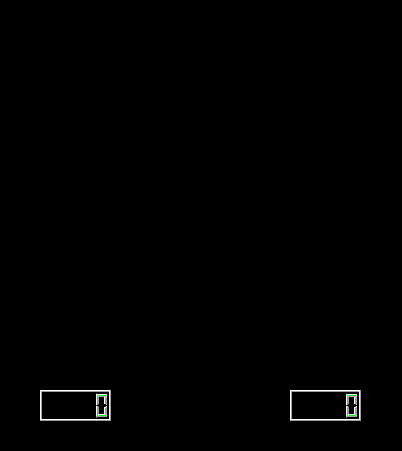
Above: dialog.ui from McSnickered/dont-walk-on-that-mine before the change. Below: the same form after it.
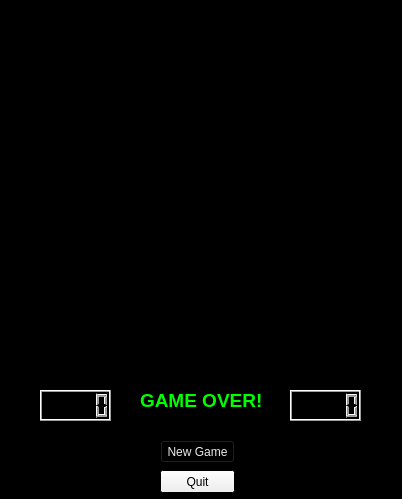
That is the form after the change.

The edit to the form file:
```diff
--- a/dialog.ui
+++ b/dialog.ui
@@ -7,7 +7,7 @@
     <x>0</x>
     <y>0</y>
     <width>402</width>
-    <height>451</height>
+    <height>499</height>
    </rect>
   </property>
   <property name="palette">
@@ -470,7 +470,451 @@
     </font>
    </property>
    <property name="text">
-    <string/>
+    <string>GAME OVER!</string>
+   </property>
+  </widget>
+  <widget class="QPushButton" name="btnNewGame">
+   <property name="enabled">
+    <bool>false</bool>
+   </property>
+   <property name="geometry">
+    <rect>
+     <x>160</x>
+     <y>440</y>
+     <width>75</width>
+     <height>23</height>
+    </rect>
+   </property>
+   <property name="palette">
+    <palette>
+     <active>
+      <colorrole role="WindowText">
+       <brush brushstyle="SolidPattern">
+        <color alpha="255">
+         <red>0</red>
+         <green>0</green>
+         <blue>0</blue>
+        </color>
+       </brush>
+      </colorrole>
+      <colorrole role="Button">
+       <brush brushstyle="SolidPattern">
+        <color alpha="255">
+         <red>0</red>
+         <green>0</green>
+         <blue>0</blue>
+        </color>
+       </brush>
+      </colorrole>
+      <colorrole role="Light">
+       <brush brushstyle="SolidPattern">
+        <color alpha="255">
+         <red>255</red>
+         <green>255</green>
+         <blue>255</blue>
+        </color>
+       </brush>
+      </colorrole>
+      <colorrole role="Midlight">
+       <brush brushstyle="SolidPattern">
+        <color alpha="255">
+         <red>227</red>
+         <green>227</green>
+         <blue>227</blue>
+        </color>
+       </brush>
+      </colorrole>
+      <colorrole role="Dark">
+       <brush brushstyle="SolidPattern">
+        <color alpha="255">
+         <red>160</red>
+         <green>160</green>
+         <blue>160</blue>
+        </color>
+       </brush>
+      </colorrole>
+      <colorrole role="Mid">
+       <brush brushstyle="SolidPattern">
+        <color alpha="255">
+         <red>160</red>
+         <green>160</green>
+         <blue>160</blue>
+        </color>
+       </brush>
+      </colorrole>
+      <colorrole role="Text">
+       <brush brushstyle="SolidPattern">
+        <color alpha="255">
+         <red>236</red>
+         <green>236</green>
+         <blue>236</blue>
+        </color>
+       </brush>
+      </colorrole>
+      <colorrole role="BrightText">
+       <brush brushstyle="SolidPattern">
+        <color alpha="255">
+         <red>255</red>
+         <green>255</green>
+         <blue>255</blue>
+        </color>
+       </brush>
+      </colorrole>
+      <colorrole role="ButtonText">
+       <brush brushstyle="SolidPattern">
+        <color alpha="255">
+         <red>0</red>
+         <green>0</green>
+         <blue>0</blue>
+        </color>
+       </brush>
+      </colorrole>
+      <colorrole role="Highlight">
+       <brush brushstyle="SolidPattern">
+        <color alpha="255">
+         <red>51</red>
+         <green>153</green>
+         <blue>255</blue>
+        </color>
+       </brush>
+      </colorrole>
+      <colorrole role="HighlightedText">
+       <brush brushstyle="SolidPattern">
+        <color alpha="255">
+         <red>255</red>
+         <green>255</green>
+         <blue>255</blue>
+        </color>
+       </brush>
+      </colorrole>
+      <colorrole role="Link">
+       <brush brushstyle="SolidPattern">
+        <color alpha="255">
+         <red>0</red>
+         <green>0</green>
+         <blue>255</blue>
+        </color>
+       </brush>
+      </colorrole>
+      <colorrole role="LinkVisited">
+       <brush brushstyle="SolidPattern">
+        <color alpha="255">
+         <red>255</red>
+         <green>0</green>
+         <blue>255</blue>
+        </color>
+       </brush>
+      </colorrole>
+      <colorrole role="AlternateBase">
+       <brush brushstyle="SolidPattern">
+        <color alpha="255">
+         <red>246</red>
+         <green>246</green>
+         <blue>246</blue>
+        </color>
+       </brush>
+      </colorrole>
+      <colorrole role="ToolTipBase">
+       <brush brushstyle="SolidPattern">
+        <color alpha="255">
+         <red>255</red>
+         <green>255</green>
+         <blue>220</blue>
+        </color>
+       </brush>
+      </colorrole>
+     </active>
+     <inactive>
+      <colorrole role="WindowText">
+       <brush brushstyle="SolidPattern">
+        <color alpha="255">
+         <red>0</red>
+         <green>0</green>
+         <blue>0</blue>
+        </color>
+       </brush>
+      </colorrole>
+      <colorrole role="Button">
+       <brush brushstyle="SolidPattern">
+        <color alpha="255">
+         <red>0</red>
+         <green>0</green>
+         <blue>0</blue>
+        </color>
+       </brush>
+      </colorrole>
+      <colorrole role="Light">
+       <brush brushstyle="SolidPattern">
+        <color alpha="255">
+         <red>255</red>
+         <green>255</green>
+         <blue>255</blue>
+        </color>
+       </brush>
+      </colorrole>
+      <colorrole role="Midlight">
+       <brush brushstyle="SolidPattern">
+        <color alpha="255">
+         <red>227</red>
+         <green>227</green>
+         <blue>227</blue>
+        </color>
+       </brush>
+      </colorrole>
+      <colorrole role="Dark">
+       <brush brushstyle="SolidPattern">
+        <color alpha="255">
+         <red>160</red>
+         <green>160</green>
+         <blue>160</blue>
+        </color>
+       </brush>
+      </colorrole>
+      <colorrole role="Mid">
+       <brush brushstyle="SolidPattern">
+        <color alpha="255">
+         <red>160</red>
+         <green>160</green>
+         <blue>160</blue>
+        </color>
+       </brush>
+      </colorrole>
+      <colorrole role="Text">
+       <brush brushstyle="SolidPattern">
+        <color alpha="255">
+         <red>236</red>
+         <green>236</green>
+         <blue>236</blue>
+        </color>
+       </brush>
+      </colorrole>
+      <colorrole role="BrightText">
+       <brush brushstyle="SolidPattern">
+        <color alpha="255">
+         <red>255</red>
+         <green>255</green>
+         <blue>255</blue>
+        </color>
+       </brush>
+      </colorrole>
+      <colorrole role="ButtonText">
+       <brush brushstyle="SolidPattern">
+        <color alpha="255">
+         <red>0</red>
+         <green>0</green>
+         <blue>0</blue>
+        </color>
+       </brush>
+      </colorrole>
+      <colorrole role="Highlight">
+       <brush brushstyle="SolidPattern">
+        <color alpha="255">
+         <red>240</red>
+         <green>240</green>
+         <blue>240</blue>
+        </color>
+       </brush>
+      </colorrole>
+      <colorrole role="HighlightedText">
+       <brush brushstyle="SolidPattern">
+        <color alpha="255">
+         <red>0</red>
+         <green>0</green>
+         <blue>0</blue>
+        </color>
+       </brush>
+      </colorrole>
+      <colorrole role="Link">
+       <brush brushstyle="SolidPattern">
+        <color alpha="255">
+         <red>0</red>
+         <green>0</green>
+         <blue>255</blue>
+        </color>
+       </brush>
+      </colorrole>
+      <colorrole role="LinkVisited">
+       <brush brushstyle="SolidPattern">
+        <color alpha="255">
+         <red>255</red>
+         <green>0</green>
+         <blue>255</blue>
+        </color>
+       </brush>
+      </colorrole>
+      <colorrole role="AlternateBase">
+       <brush brushstyle="SolidPattern">
+        <color alpha="255">
+         <red>246</red>
+         <green>246</green>
+         <blue>246</blue>
+        </color>
+       </brush>
+      </colorrole>
+      <colorrole role="ToolTipBase">
+       <brush brushstyle="SolidPattern">
+        <color alpha="255">
+         <red>255</red>
+         <green>255</green>
+         <blue>220</blue>
+        </color>
+       </brush>
+      </colorrole>
+     </inactive>
+     <disabled>
+      <colorrole role="WindowText">
+       <brush brushstyle="SolidPattern">
+        <color alpha="255">
+         <red>0</red>
+         <green>0</green>
+         <blue>0</blue>
+        </color>
+       </brush>
+      </colorrole>
+      <colorrole role="Button">
+       <brush brushstyle="SolidPattern">
+        <color alpha="255">
+         <red>0</red>
+         <green>0</green>
+         <blue>0</blue>
+        </color>
+       </brush>
+      </colorrole>
+      <colorrole role="Light">
+       <brush brushstyle="SolidPattern">
+        <color alpha="255">
+         <red>0</red>
+         <green>0</green>
+         <blue>0</blue>
+        </color>
+       </brush>
+      </colorrole>
+      <colorrole role="Midlight">
+       <brush brushstyle="SolidPattern">
+        <color alpha="255">
+         <red>0</red>
+         <green>0</green>
+         <blue>0</blue>
+        </color>
+       </brush>
+      </colorrole>
+      <colorrole role="Dark">
+       <brush brushstyle="SolidPattern">
+        <color alpha="255">
+         <red>0</red>
+         <green>0</green>
+         <blue>0</blue>
+        </color>
+       </brush>
+      </colorrole>
+      <colorrole role="Mid">
+       <brush brushstyle="SolidPattern">
+        <color alpha="255">
+         <red>0</red>
+         <green>0</green>
+         <blue>0</blue>
+        </color>
+       </brush>
+      </colorrole>
+      <colorrole role="Text">
+       <brush brushstyle="SolidPattern">
+        <color alpha="255">
+         <red>0</red>
+         <green>0</green>
+         <blue>0</blue>
+        </color>
+       </brush>
+      </colorrole>
+      <colorrole role="BrightText">
+       <brush brushstyle="SolidPattern">
+        <color alpha="255">
+         <red>0</red>
+         <green>0</green>
+         <blue>0</blue>
+        </color>
+       </brush>
+      </colorrole>
+      <colorrole role="ButtonText">
+       <brush brushstyle="SolidPattern">
+        <color alpha="255">
+         <red>235</red>
+         <green>235</green>
+         <blue>235</blue>
+        </color>
+       </brush>
+      </colorrole>
+      <colorrole role="Highlight">
+       <brush brushstyle="SolidPattern">
+        <color alpha="255">
+         <red>0</red>
+         <green>0</green>
+         <blue>0</blue>
+        </color>
+       </brush>
+      </colorrole>
+      <colorrole role="HighlightedText">
+       <brush brushstyle="SolidPattern">
+        <color alpha="255">
+         <red>0</red>
+         <green>0</green>
+         <blue>0</blue>
+        </color>
+       </brush>
+      </colorrole>
+      <colorrole role="Link">
+       <brush brushstyle="SolidPattern">
+        <color alpha="255">
+         <red>0</red>
+         <green>0</green>
+         <blue>0</blue>
+        </color>
+       </brush>
+      </colorrole>
+      <colorrole role="LinkVisited">
+       <brush brushstyle="SolidPattern">
+        <color alpha="255">
+         <red>0</red>
+         <green>0</green>
+         <blue>0</blue>
+        </color>
+       </brush>
+      </colorrole>
+      <colorrole role="AlternateBase">
+       <brush brushstyle="SolidPattern">
+        <color alpha="255">
+         <red>0</red>
+         <green>0</green>
+         <blue>0</blue>
+        </color>
+       </brush>
+      </colorrole>
+      <colorrole role="ToolTipBase">
+       <brush brushstyle="SolidPattern">
+        <color alpha="255">
+         <red>0</red>
+         <green>0</green>
+         <blue>0</blue>
+        </color>
+       </brush>
+      </colorrole>
+     </disabled>
+    </palette>
+   </property>
+   <property name="text">
+    <string>New Game</string>
+   </property>
+  </widget>
+  <widget class="QPushButton" name="btnQuit">
+   <property name="geometry">
+    <rect>
+     <x>160</x>
+     <y>470</y>
+     <width>75</width>
+     <height>23</height>
+    </rect>
+   </property>
+   <property name="text">
+    <string>Quit</string>
    </property>
   </widget>
  </widget>
```
